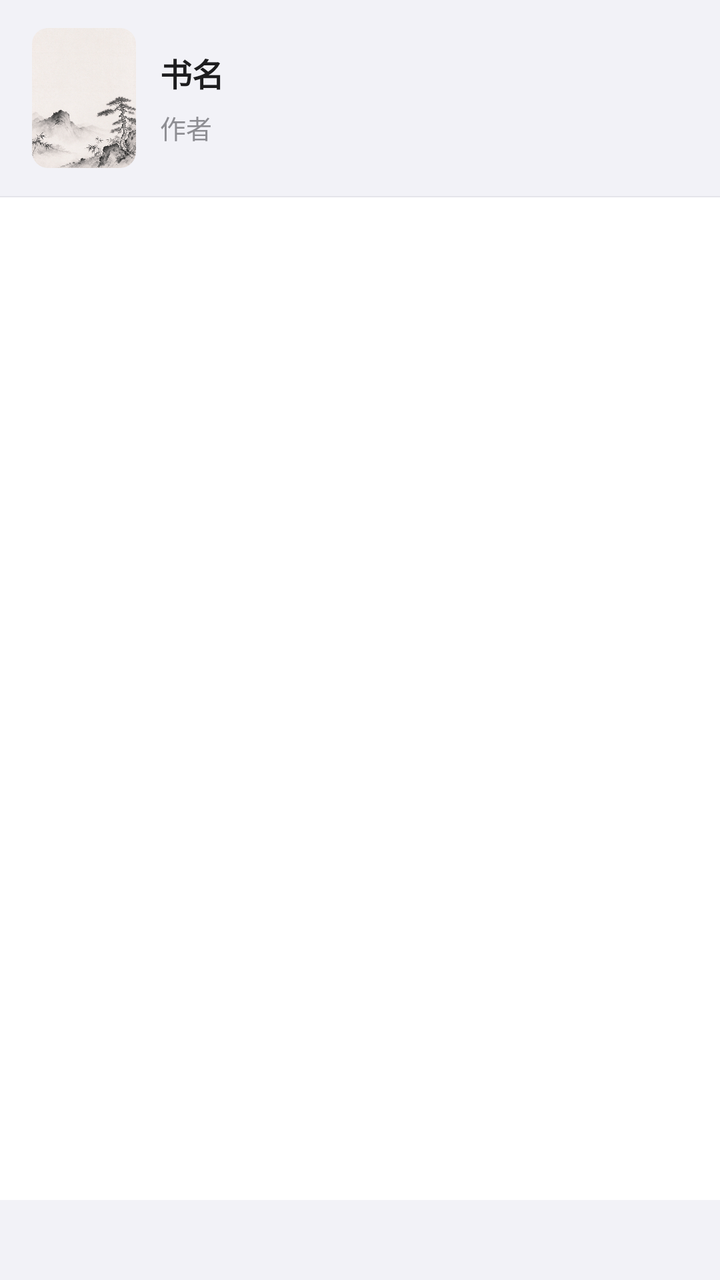
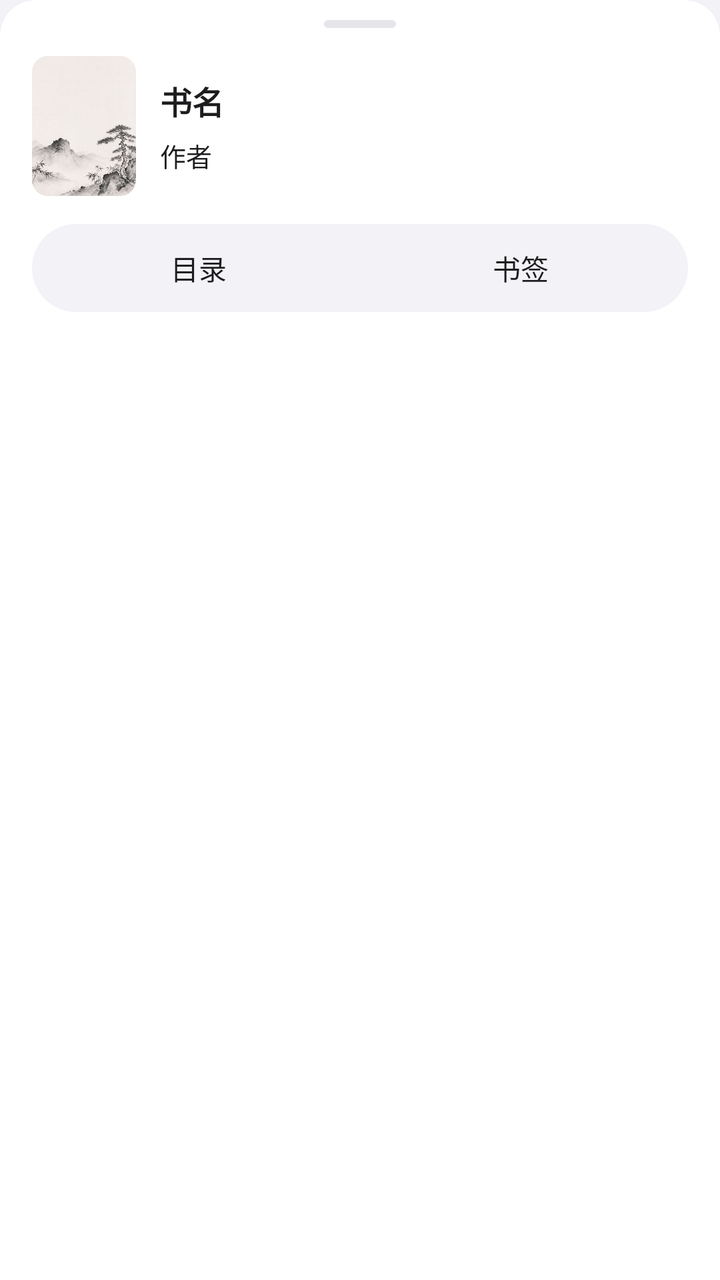

Compare the two renders of this Android layout. The source of the first and the diff that turns it into the second are given below.
<!-- AndroidManifest.xml: application theme Theme.MyApp -->
<!-- res/layout/popup_chapter_list.xml -->
<?xml version="1.0" encoding="utf-8"?>
<LinearLayout xmlns:android="http://schemas.android.com/apk/res/android"
    xmlns:app="http://schemas.android.com/apk/res-auto"
    android:layout_width="280dp"
    android:layout_height="match_parent"
    android:orientation="vertical"
    android:background="?attr/appSurface">

    
    <LinearLayout
        android:id="@+id/layout_popup_book_info"
        android:layout_width="match_parent"
        android:layout_height="wrap_content"
        android:orientation="horizontal"
        android:gravity="center_vertical"
        android:paddingStart="16dp"
        android:paddingEnd="16dp"
        android:paddingTop="14dp"
        android:paddingBottom="14dp"
        android:background="?attr/appPageBg">

        <ImageView
            android:id="@+id/iv_popup_book_cover"
            android:layout_width="52dp"
            android:layout_height="70dp"
            android:scaleType="centerCrop"
            android:src="@drawable/default_book_cover"
            android:background="@drawable/bg_cover_rounded"
            android:clipToOutline="true"
            android:contentDescription="书籍封面" />

        <LinearLayout
            android:layout_width="0dp"
            android:layout_height="wrap_content"
            android:layout_weight="1"
            android:layout_marginStart="12dp"
            android:orientation="vertical">

            <TextView
                android:id="@+id/tv_popup_book_title"
                android:layout_width="match_parent"
                android:layout_height="wrap_content"
                android:text="书名"
                android:textSize="16sp"
                android:textStyle="bold"
                android:textColor="?attr/appTextPrimary"
                android:maxLines="1"
                android:ellipsize="end" />

            <TextView
                android:id="@+id/tv_popup_book_author"
                android:layout_width="match_parent"
                android:layout_height="wrap_content"
                android:layout_marginTop="6dp"
                android:text="作者"
                android:textSize="13sp"
                android:textColor="?attr/appTextSecondary"
                android:maxLines="1"
                android:ellipsize="end" />
        </LinearLayout>
    </LinearLayout>

    <View
        android:layout_width="match_parent"
        android:layout_height="0.5dp"
        android:background="?attr/appSeparator" />

    
    <androidx.viewpager2.widget.ViewPager2
        android:id="@+id/view_pager_popup"
        android:layout_width="match_parent"
        android:layout_height="0dp"
        android:layout_weight="1" />

    
    <com.google.android.material.tabs.TabLayout
        android:id="@+id/tab_layout_popup"
        android:layout_width="match_parent"
        android:layout_height="40dp"
        android:background="?attr/appPageBg"
        app:tabIndicatorColor="?attr/appAccent"
        app:tabIndicatorHeight="2dp"
        app:tabSelectedTextColor="?attr/appAccent"
        app:tabTextColor="?attr/appTextSecondary"
        app:tabMode="fixed"
        app:tabGravity="fill" />

</LinearLayout>
<!-- resources referenced by this layout -->
<resources>
  <!-- drawable bg_cover_rounded (drawable) -->
  <?xml version="1.0" encoding="utf-8"?>
  <shape xmlns:android="http://schemas.android.com/apk/res/android"
      android:shape="rectangle">
      <corners android:radius="8dp" />
      <solid android:color="?attr/appPageBg" />
  </shape>
  <style name="Theme.MyApp" parent="Theme.MyApp.Base" />
  <color name="ios_blue">#FF007AFF</color>
  <color name="white">#FFFFFFFF</color>
  <style name="ThemeOverlay.MyApp.ActionBar" parent="ThemeOverlay.AppCompat.ActionBar">
          <item name="android:windowBackground">?attr/appSurface</item>
          <item name="android:textColorPrimary">?attr/appTextPrimary</item>
          <item name="android:textColorSecondary">?attr/appTextSecondary</item>
          <item name="actionBarWidgetTheme">@style/ThemeOverlay.MyApp.ActionBar.Widget</item>
      </style>
  <style name="ShapeAppearance.iOS.Small" parent="ShapeAppearance.MaterialComponents.SmallComponent">
          <item name="cornerFamily">rounded</item>
          <item name="cornerSize">10dp</item>
      </style>
  <style name="ShapeAppearance.iOS.Medium" parent="ShapeAppearance.MaterialComponents.MediumComponent">
          <item name="cornerFamily">rounded</item>
          <item name="cornerSize">12dp</item>
      </style>
  <style name="ShapeAppearance.iOS.Large" parent="ShapeAppearance.MaterialComponents.LargeComponent">
          <item name="cornerFamily">rounded</item>
          <item name="cornerSize">16dp</item>
      </style>
  <style name="Widget.MyApp.CardView.iOS" parent="Widget.MaterialComponents.CardView">
          <item name="cardBackgroundColor">?attr/appCard</item>
          <item name="cardCornerRadius">12dp</item>
          <item name="cardElevation">1dp</item>
          <item name="strokeWidth">0dp</item>
      </style>
  <color name="ios_tab_bar">#F0F9F9F9</color>
  <color name="ios_text_tertiary">#FFC7C7CC</color>
  <color name="ios_separator">#FFE5E5EA</color>
  <color name="ios_bg_grouped">#FFF2F2F7</color>
  <color name="ios_bg">#FFFFFFFF</color>
  <color name="ios_card_bg">#FFFFFFFF</color>
  <color name="chip_bg">#FFF7F7FA</color>
  <color name="ios_text_primary">#FF1D1D1F</color>
  <color name="ios_text_secondary">#FF8E8E93</color>
  <color name="seg_track_bg">#FFE9E9EB</color>
  <color name="seg_thumb_bg">#FFFFFFFF</color>
  <color name="seg_text_selected">#FF007AFF</color>
  <color name="ios_accent_stroke">#57007AFF</color>
  <color name="ios_separator_opaque">#FFC6C6C8</color>
  <color name="ios_ornament_faint">#FFEAEAEF</color>
  <color name="ios_danger_btn">#FFCC4436</color>
  <color name="ios_danger_tint">#1FCC4436</color>
  <color name="ios_danger_stroke">#57CC4436</color>
  <color name="ios_field_stroke">#FFD6D6DB</color>
  <style name="ThemeOverlay.MyApp.ActionBar.Widget" parent="ThemeOverlay.AppCompat.Light">
          <item name="colorControlNormal">?attr/appTextPrimary</item>
      </style>
  <!-- unchanged entries left out for length: 3 -->
</resources>

<!-- the commit's change to res/layout/popup_chapter_list.xml (unified diff, before → after) -->
@@ -1,69 +1,116 @@
 <?xml version="1.0" encoding="utf-8"?>
 <LinearLayout xmlns:android="http://schemas.android.com/apk/res/android"
-    xmlns:app="http://schemas.android.com/apk/res-auto"
-    android:layout_width="280dp"
+    android:id="@+id/toc_sheet"
+    android:layout_width="match_parent"
     android:layout_height="match_parent"
     android:orientation="vertical"
-    android:background="?attr/appSurface">
+    android:background="@drawable/bg_sheet_top_rounded"
+    android:clipToOutline="true">
 
     
     <LinearLayout
-        android:id="@+id/layout_popup_book_info"
+        android:id="@+id/toc_drag_area"
         android:layout_width="match_parent"
         android:layout_height="wrap_content"
-        android:orientation="horizontal"
-        android:gravity="center_vertical"
-        android:paddingStart="16dp"
-        android:paddingEnd="16dp"
-        android:paddingTop="14dp"
-        android:paddingBottom="14dp"
-        android:background="?attr/appPageBg">
+        android:orientation="vertical">
 
-        <ImageView
-            android:id="@+id/iv_popup_book_cover"
-            android:layout_width="52dp"
-            android:layout_height="70dp"
-            android:scaleType="centerCrop"
-            android:src="@drawable/default_book_cover"
-            android:background="@drawable/bg_cover_rounded"
-            android:clipToOutline="true"
-            android:contentDescription="书籍封面" />
+        <View
+            android:layout_width="36dp"
+            android:layout_height="4dp"
+            android:layout_gravity="center_horizontal"
+            android:layout_marginTop="10dp"
+            android:background="@drawable/bg_toc_handle" />
 
+        
         <LinearLayout
-            android:layout_width="0dp"
+            android:id="@+id/layout_popup_book_info"
+            android:layout_width="match_parent"
             android:layout_height="wrap_content"
-            android:layout_weight="1"
-            android:layout_marginStart="12dp"
-            android:orientation="vertical">
+            android:orientation="horizontal"
+            android:gravity="center_vertical"
+            android:paddingStart="16dp"
+            android:paddingEnd="16dp"
+            android:paddingTop="14dp"
+            android:paddingBottom="14dp">
 
-            <TextView
-                android:id="@+id/tv_popup_book_title"
-                android:layout_width="match_parent"
+            <ImageView
+                android:id="@+id/iv_popup_book_cover"
+                android:layout_width="52dp"
+                android:layout_height="70dp"
+                android:scaleType="centerCrop"
+                android:src="@drawable/default_book_cover"
+                android:background="@drawable/bg_cover_rounded"
+                android:clipToOutline="true"
+                android:contentDescription="书籍封面" />
+
+            <LinearLayout
+                android:layout_width="0dp"
                 android:layout_height="wrap_content"
-                android:text="书名"
-                android:textSize="16sp"
-                android:textStyle="bold"
-                android:textColor="?attr/appTextPrimary"
-                android:maxLines="1"
-                android:ellipsize="end" />
+                android:layout_weight="1"
+                android:layout_marginStart="12dp"
+                android:orientation="vertical">
 
-            <TextView
-                android:id="@+id/tv_popup_book_author"
-                android:layout_width="match_parent"
-                android:layout_height="wrap_content"
-                android:layout_marginTop="6dp"
-                android:text="作者"
-                android:textSize="13sp"
-                android:textColor="?attr/appTextSecondary"
-                android:maxLines="1"
-                android:ellipsize="end" />
+                <TextView
+                    android:id="@+id/tv_popup_book_title"
+                    android:layout_width="match_parent"
+                    android:layout_height="wrap_content"
+                    android:text="书名"
+                    android:textSize="16sp"
+                    android:textStyle="bold"
+                    android:textColor="?attr/appTextPrimary"
+                    android:maxLines="1"
+                    android:ellipsize="end" />
+
+                <TextView
+                    android:id="@+id/tv_popup_book_author"
+                    android:layout_width="match_parent"
+                    android:layout_height="wrap_content"
+                    android:layout_marginTop="6dp"
+                    android:text="作者"
+                    android:textSize="13sp"
+                    android:textColor="?attr/appTextPrimary"
+                    android:maxLines="1"
+                    android:ellipsize="end" />
+            </LinearLayout>
         </LinearLayout>
     </LinearLayout>
 
-    <View
+    
+    <LinearLayout
+        android:id="@+id/seg_toc_tabs"
         android:layout_width="match_parent"
-        android:layout_height="0.5dp"
-        android:background="?attr/appSeparator" />
+        android:layout_height="44dp"
+        android:layout_marginStart="16dp"
+        android:layout_marginEnd="16dp"
+        android:layout_marginBottom="10dp"
+        android:orientation="horizontal"
+        android:padding="3dp"
+        android:background="@drawable/bg_toc_seg_track">
+
+        <TextView
+            android:id="@+id/seg_tab_toc"
+            android:layout_width="0dp"
+            android:layout_height="match_parent"
+            android:layout_weight="1"
+            android:gravity="center"
+            android:text="目录"
+            android:textSize="14sp"
+            android:textColor="?attr/appTextPrimary"
+            android:clickable="true"
+            android:focusable="true" />
+
+        <TextView
+            android:id="@+id/seg_tab_bookmark"
+            android:layout_width="0dp"
+            android:layout_height="match_parent"
+            android:layout_weight="1"
+            android:gravity="center"
+            android:text="书签"
+            android:textSize="14sp"
+            android:textColor="?attr/appTextPrimary"
+            android:clickable="true"
+            android:focusable="true" />
+    </LinearLayout>
 
     
     <androidx.viewpager2.widget.ViewPager2
@@ -72,17 +119,4 @@
         android:layout_height="0dp"
         android:layout_weight="1" />
 
-    
-    <com.google.android.material.tabs.TabLayout
-        android:id="@+id/tab_layout_popup"
-        android:layout_width="match_parent"
-        android:layout_height="40dp"
-        android:background="?attr/appPageBg"
-        app:tabIndicatorColor="?attr/appAccent"
-        app:tabIndicatorHeight="2dp"
-        app:tabSelectedTextColor="?attr/appAccent"
-        app:tabTextColor="?attr/appTextSecondary"
-        app:tabMode="fixed"
-        app:tabGravity="fill" />
-
 </LinearLayout>
<!-- resource entries referenced after the edit -->
@@ -6,6 +6,24 @@
       android:shape="rectangle">
       <corners android:radius="8dp" />
       <solid android:color="?attr/appPageBg" />
+  </shape>
+  <!-- drawable bg_sheet_top_rounded (drawable) -->
+  <?xml version="1.0" encoding="utf-8"?>
+  <shape xmlns:android="http://schemas.android.com/apk/res/android">
+      <solid android:color="?attr/appSurface" />
+      <corners android:topLeftRadius="18dp" android:topRightRadius="18dp" />
+  </shape>
+  <!-- drawable bg_toc_handle (drawable) -->
+  <?xml version="1.0" encoding="utf-8"?>
+  <shape xmlns:android="http://schemas.android.com/apk/res/android">
+      <solid android:color="?attr/appSeparator" />
+      <corners android:radius="2dp" />
+  </shape>
+  <!-- drawable bg_toc_seg_track (drawable) -->
+  <?xml version="1.0" encoding="utf-8"?>
+  <shape xmlns:android="http://schemas.android.com/apk/res/android">
+      <solid android:color="?attr/appPageBg" />
+      <corners android:radius="22dp" />
   </shape>
   <style name="Theme.MyApp" parent="Theme.MyApp.Base" />
   <color name="ios_blue">#FF007AFF</color>
